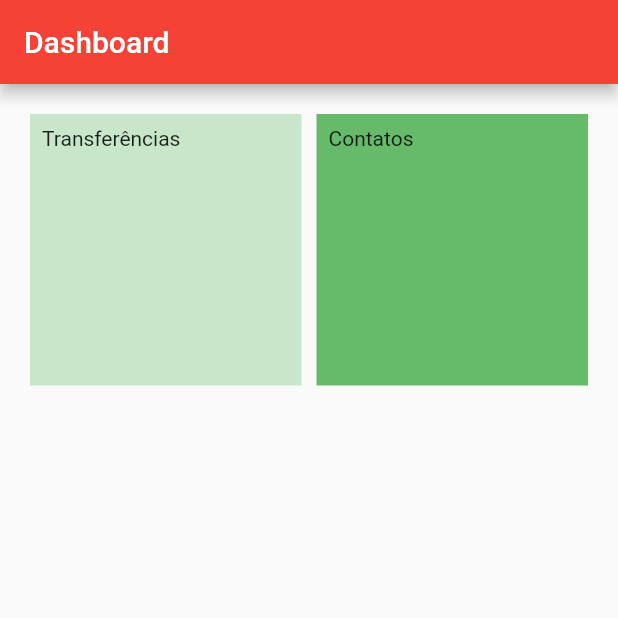
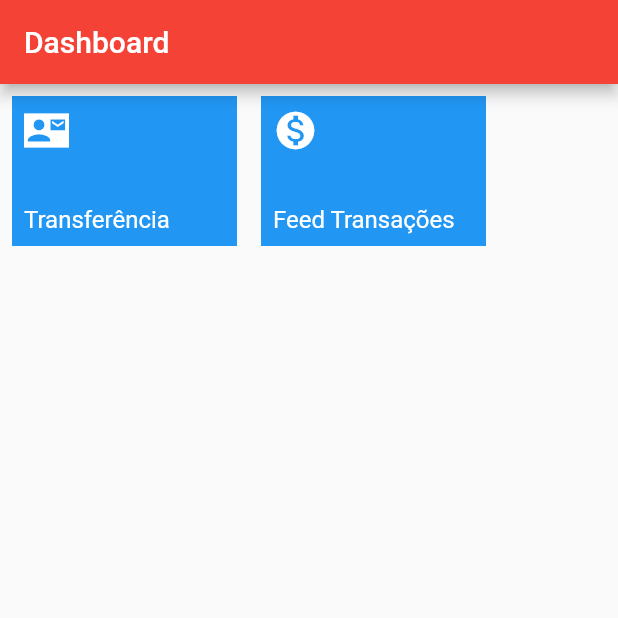
Before and after one commit to fabriciorangel07/RichBank, a Flutter app: the screen it shows after launch, on a phone screen of 412 x 824 dp, the top half of it. Run offline on Flutter 3.47's test engine with Material 2 defaults, Android fonts, the phone set to English and light mode, and no system bars.

Commit message:
Atualizaocao de arquivos do projeto do alexandre

```diff
--- a/lib/main.dart
+++ b/lib/main.dart
@@ -1,5 +1,4 @@
 import 'package:aula01/screens/dashboard.dart';
-import 'package:aula01/screens/transferencias/lista_transferencia.dart';
 import 'package:flutter/material.dart';
 
 void main() => runApp(
--- a/lib/models/contato.dart
+++ /dev/null
@@ -1,22 +0,0 @@
-class Contatos {
-  final int nome;
-  final int endereco;
-  final int telefone;
-  final int email;
-  final int cpf;
-
-
-  Contatos(
-      this.nome,
-      this.endereco,
-      this.telefone,
-      this.email,
-      this.cpf,
-      );
-
-  @override
-  String toString() {
-    return 'Nome{valor: $nome, endereco: $endereco, Telefone: $telefone,'
-        'E-mail: $email, CPF: $cpf}';
-  }
-}
--- a/lib/screens/dashboard.dart
+++ b/lib/screens/dashboard.dart
@@ -1,19 +1,15 @@
+import 'package:aula01/screens/Contatos/contato.dart';
+import 'package:aula01/screens/transferencias/lista_transferencia.dart';
 import 'package:flutter/material.dart';
-import '../models/transferencia.dart';
-import 'transferencias/formulario_transferencia.dart';
 
 const _tituloAppBar = 'Dashboard';
 
 class MenuDashboard extends StatefulWidget {
-  final List<Dashboard> _dashboard = [];
 
   @override
   State<StatefulWidget> createState() {
     return MenuDashboardState();
   }
-}
-
-class Dashboard {
 }
 
 class MenuDashboardState extends State<MenuDashboard> {
@@ -25,31 +21,90 @@ class MenuDashboardState extends State<MenuDashboard> {
         backgroundColor: Colors.red,
         title: Text(_tituloAppBar),
       ),
-      body: CustomScrollView(
-        primary: false,
-        slivers: <Widget>[
-          SliverPadding(
-            padding: const EdgeInsets.all(20),
-            sliver: SliverGrid.count(
-              crossAxisSpacing: 10,
-              mainAxisSpacing: 10,
-              crossAxisCount: 2,
+      body: Column(
+        mainAxisAlignment: MainAxisAlignment.spaceBetween,
+        crossAxisAlignment: CrossAxisAlignment.start,
+        children: <Widget>[
+          SingleChildScrollView(
+            scrollDirection: Axis.horizontal,
+            child: Row(
               children: <Widget>[
-                Container(
-                  padding: const EdgeInsets.all(8),
-                  color: Colors.green[100],
-                  child: const Text('Transferências'),
+                _FeatureItem(
+                  'Transferência',
+                  Icons.contact_mail_sharp,
+                  onClick: () => _exibeListaContato(context),
                 ),
-                Container(
-                  padding: const EdgeInsets.all(8),
-                  color: Colors.green[400],
-                  child: const Text('Contatos'),
+                _FeatureItem(
+                  'Feed Transações',
+                  Icons.monetization_on,
+                  onClick: () => _exibeListaTransferencia(context),
                 ),
               ],
             ),
           ),
         ],
-      )
+      ),
+    );
+  }
+
+  void _exibeListaContato (BuildContext context) {
+    Navigator.of(context).push(MaterialPageRoute(
+      builder: (context) => ListaContatos(),
+    ));
+  }
+
+  void _exibeListaTransferencia (BuildContext context) {
+    Navigator.of(context).push(MaterialPageRoute(
+      builder: (context) => ListaTransferencia(),
+    ));
+  }
+}
+
+class _FeatureItem extends StatelessWidget {
+  final String nome;
+  final IconData icone;
+  final Function onClick;
+
+  _FeatureItem(this.nome, this.icone, {required this.onClick})
+      : assert(icone != null),
+        assert(onClick != null);
+
+  @override
+  Widget build(BuildContext context) {
+    return Padding(
+      padding: const EdgeInsets.all(8.0),
+      child: Material(
+        color: Theme.of(context).primaryColor,
+        child: InkWell(
+          onTap: () {
+            onClick();
+          },
+          child: Container(
+            height: 100,
+            width: 150,
+            padding: EdgeInsets.all(8.0),
+            // color: Theme.of(context).primaryColor,
+            child: Column(
+              mainAxisAlignment: MainAxisAlignment.spaceBetween,
+              crossAxisAlignment: CrossAxisAlignment.start,
+              children: <Widget>[
+                Icon(
+                  icone,
+                  color: Colors.white,
+                  size: 30.0,
+                ),
+                Text(
+                  nome,
+                  style: TextStyle(
+                    color: Colors.white,
+                    fontSize: 16.0,
+                  ),
+                ),
+              ],
+            ),
+          ),
+        ),
+      ),
     );
   }
 }
```
Also changed, not shown: lib/components/editor_contato.dart (added, +33 -0 lines), lib/models/form_contato.dart (added, +20 -0 lines), lib/screens/Contatos/contato.dart (+86 -0 lines), lib/screens/Contatos/lista_contatos.dart (added, +119 -0 lines).
